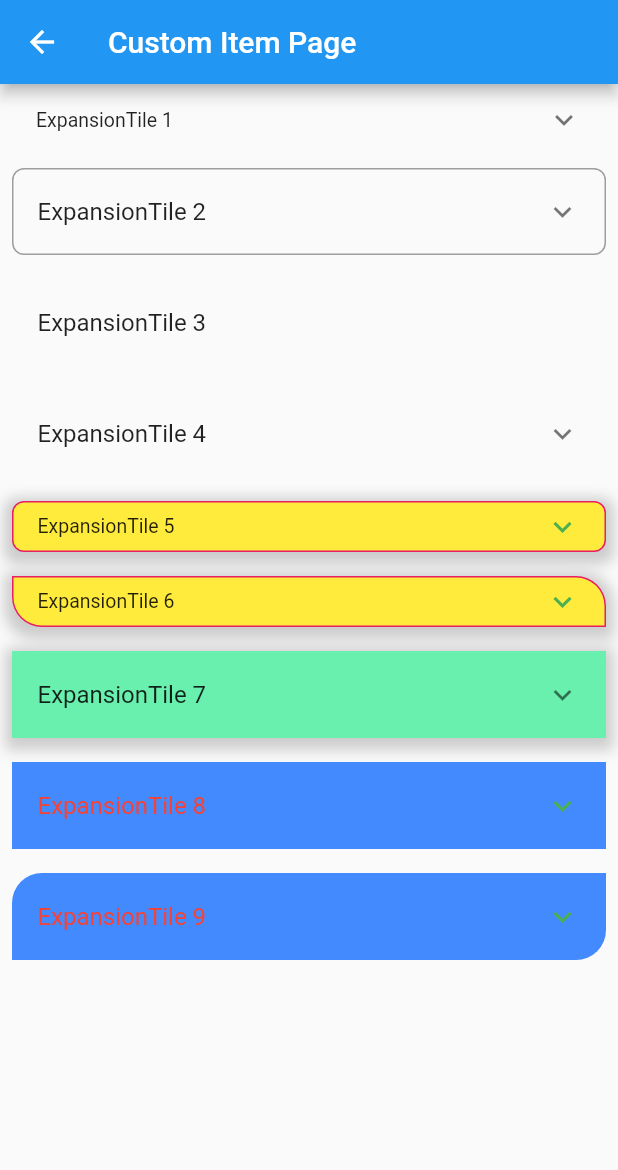
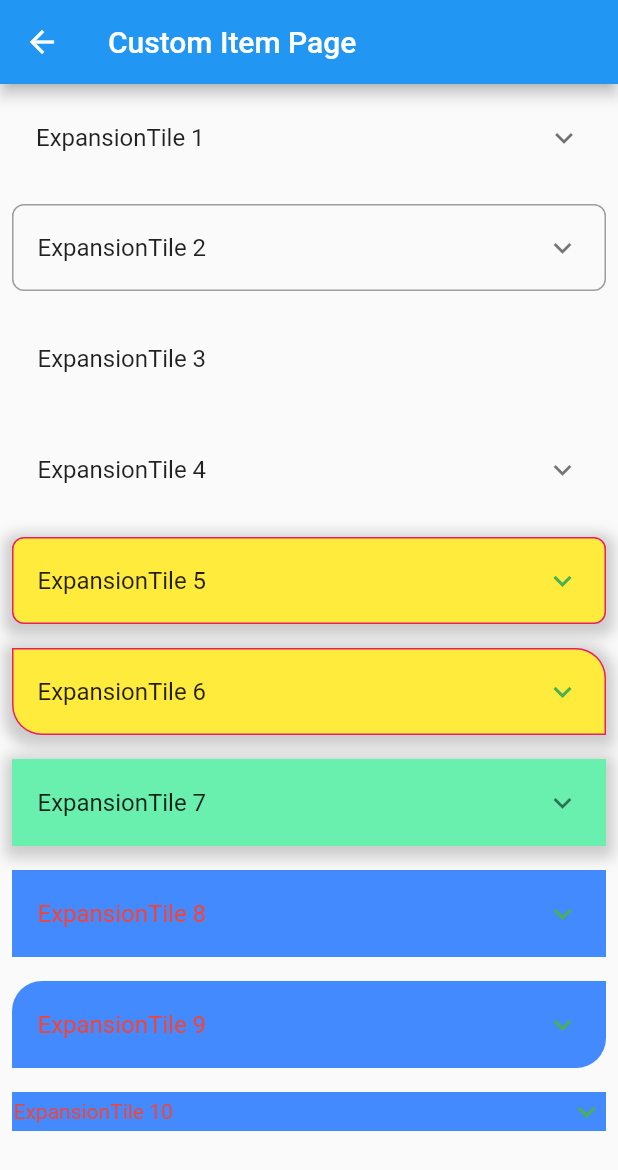
Before and after one commit to congthanhng/Expansion-Tile-Group, a Flutter app: the ExampleAllItemPage screen opened by its route, on a phone screen of 412 x 824 dp. Shown: the top 1170 px of the screen. Run offline on Flutter 3.47's test engine with Material 2 defaults, Android fonts, the phone set to English and light mode, and no system bars.

Commit message:
Release 1.2.3

```diff
--- a/example/lib/cases/example_all_item_page.dart
+++ b/example/lib/cases/example_all_item_page.dart
@@ -22,7 +22,6 @@ class ExampleAllItemPage extends StatelessWidget {
                 children: [
                   const ExpansionTileWithoutBorderItem(
                     title: Text('ExpansionTile 1'),
-                    isDefaultVerticalPadding: false,
                     children: [
                       Text(
                           '''Null am eleifend ultrices tortor, sit amet gravida sapien cursus vitae. Duis rutrum convallis erat et ultrices. Morbi a luctus ligula, at varius ligula. Nam mollis sapien ac nunc hendrerit consequat. Cras posuere metus felis, at pellentesque sem ornare id. Praesent ut nunc aliquam, dictum felis eu, congue metus. Nunc vitae elit eros. In eu dui pharetra, varius metus a, efficitur eros.'''),
@@ -79,7 +78,6 @@ class ExampleAllItemPage extends StatelessWidget {
                     expendedBorderColor: Colors.blue,
                     iconColor: Colors.greenAccent,
                     collapsedIconColor: Colors.green,
-                    isDefaultVerticalPadding: false,
                     boxShadow: [
                       BoxShadow(
                         color: Colors.grey.withOpacity(0.5),
@@ -111,7 +109,6 @@ class ExampleAllItemPage extends StatelessWidget {
                     expendedBorderColor: Colors.blue,
                     iconColor: Colors.greenAccent,
                     collapsedIconColor: Colors.green,
-                    isDefaultVerticalPadding: false,
                     boxShadow: [
                       BoxShadow(
                         color: Colors.grey.withOpacity(0.5),
@@ -182,6 +179,24 @@ class ExampleAllItemPage extends StatelessWidget {
                           '''Duis rutrum convallis erat et ultrices. Morbi a luctus ligula, at varius ligula. Nam mollis sapien ac nunc hendrerit consequat. Cras posuere metus felis, at pellentesque sem ornare id. Praesent ut nunc aliquam, dictum felis eu, congue metus. Nunc vitae elit eros. In eu dui pharetra, varius metus a, efficitur eros.'''),
                     ],
                   ),
+                  const ExpansionTileItem(
+                    initiallyExpanded: false,
+                    title: Text('ExpansionTile 10'),
+                    isHasTopBorder: false,
+                    isHasBottomBorder: false,
+                    isDefaultVerticalPadding: false,
+                    tilePadding: EdgeInsets.zero,
+                    backgroundColor: Colors.blueAccent,
+                    collapsedBackgroundColor: Colors.blueAccent,
+                    collapsedIconColor: Colors.green,
+                    iconColor: Colors.red,
+                    textColor: Colors.white,
+                    collapsedTextColor: Colors.red,
+                    children: [
+                      Text(
+                          '''Duis rutrum convallis erat et ultrices. Morbi a luctus ligula, at varius ligula. Nam mollis sapien ac nunc hendrerit consequat. Cras posuere metus felis, at pellentesque sem ornare id. Praesent ut nunc aliquam, dictum felis eu, congue metus. Nunc vitae elit eros. In eu dui pharetra, varius metus a, efficitur eros.'''),
+                    ],
+                  ),
                 ],
               ),
             ),
--- a/lib/src/core/expansion_tile_custom.dart
+++ b/lib/src/core/expansion_tile_custom.dart
@@ -354,6 +354,7 @@ class ExpansionTileCustom extends StatefulWidget {
   ///More detail: https://github.com/congthanhng/Expansion-Tile-Group/issues/22
   final bool isEnableExpanded;
 
+  ///Remove completely default vertical title padding
   final bool isDefaultVerticalPadding;
 
   @override
@@ -538,7 +539,41 @@ class ExpansionTileCustomState extends State<ExpansionTileCustom>
       child: Column(
         mainAxisSize: MainAxisSize.min,
         children: <Widget>[
-          ListTileTheme.merge(
+          widget.isDefaultVerticalPadding == false
+              ? IconTheme.merge(
+                  data: IconThemeData(
+                      color: _iconColor.value ?? expansionTileTheme.iconColor),
+                  child: InkWell(
+                    borderRadius: widget.borderRadius,
+                    onTap: _handleTap,
+                    child: Row(
+                      children: [
+                        widget.leading ??
+                            _buildLeadingIcon(context) ??
+                            const SizedBox.shrink(),
+                        Column(
+                          children: [
+                            Padding(
+                              padding: widget.tilePadding ??
+                                  expansionTileTheme.tilePadding ??
+                                  const EdgeInsets.symmetric(horizontal: 8),
+                              child: DefaultTextStyle(
+                                  style: TextStyle(color: _headerColor.value),
+                                  child: widget.title),
+                            ),
+                            widget.subtitle ?? const SizedBox.shrink(),
+                          ],
+                        ),
+                        const Spacer(),
+                        widget.isHasTrailing == true
+                            ? widget.trailing ??
+                                _buildTrailingIcon(context) ??
+                                const SizedBox.shrink()
+                            : const SizedBox.shrink(),
+                      ],
+                    ),
+                  ))
+              : ListTileTheme.merge(
                   iconColor: _iconColor.value ?? expansionTileTheme.iconColor,
                   textColor: _headerColor.value,
                   child: InkWell(
--- a/pubspec.yaml
+++ b/pubspec.yaml
@@ -6,7 +6,7 @@ issue_tracker: https://github.com/congthanhng/Expansion-Tile-Group/issues
 #funding:
 #  - https://www.buymeacoffee.com/congthanhng
 
-version: 1.2.2
+version: 1.2.3
 environment:
   sdk: '>=2.18.0 <4.0.0'
   flutter: ">=1.17.0"
```
Also changed, not shown: 2 other files. Lines whose indentation alone changed are shown as unchanged.
